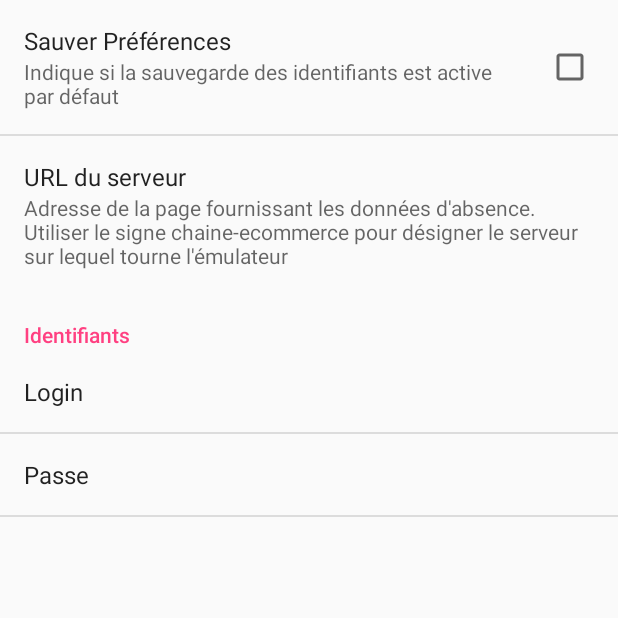
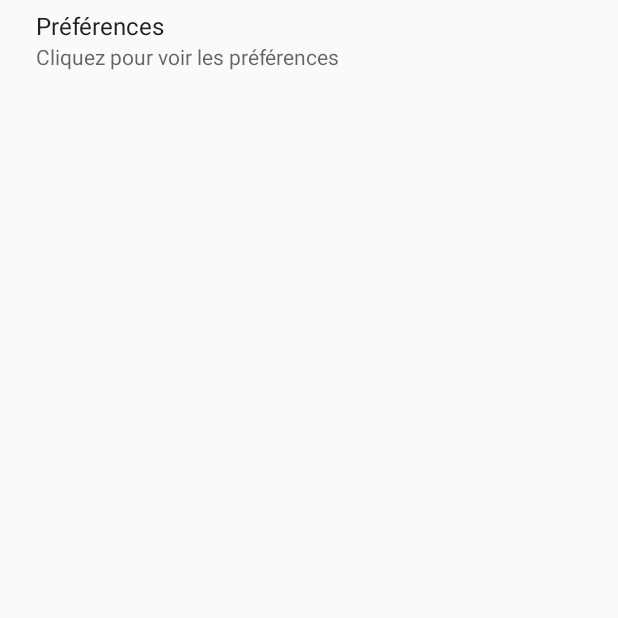
Before and after one commit to QuentinMarescaux/Kiwi-Chat, an Android app: the SettingsActivity screen opened directly, with no data from a screen before it, on a phone screen of 412 x 824 dp, the top half of it. Run offline under Robolectric (Android 15) with nearby library versions, the phone set to English and light mode, and no system bars.

Commit message:
use fragments for the preferences

```diff
--- a/app/src/main/AndroidManifest.xml
+++ b/app/src/main/AndroidManifest.xml
@@ -14,9 +14,10 @@
         android:supportsRtl="true"
         android:theme="@style/AppTheme"
         android:usesCleartextTraffic="true">
+
         <activity android:name=".ChoixConvActivity"></activity>
         <activity android:name=".ShowConvActivity"></activity>
-        <activity android:name=".SettingsActivity" />
+        <activity android:name=".SettingsActivity" android:label="Preferences"></activity>
         <activity android:name=".LoginActivity">
             <intent-filter>
                 <action android:name="android.intent.action.MAIN" />
--- a/app/src/main/java/com/example/chat2i/LoginActivity.java
+++ b/app/src/main/java/com/example/chat2i/LoginActivity.java
@@ -157,8 +157,9 @@ public class LoginActivity extends AppCompatActivity implements View.OnClickList
     @Override
     public boolean onOptionsItemSelected(MenuItem item) {
         switch (item.getItemId()) {
-            case R.id.action_settings : gs.alerter("preferences");
-            // afficher l'activité "préférences"
+            case R.id.action_settings :
+                gs.alerter("preferences");
+                // afficher l'activité "préférences"
                 Intent toSettings = new Intent(this,SettingsActivity.class);
                 startActivity(toSettings);
             break ;
--- a/app/src/main/java/com/example/chat2i/SettingsActivity.java
+++ b/app/src/main/java/com/example/chat2i/SettingsActivity.java
@@ -3,18 +3,17 @@ package com.example.chat2i;
 import android.os.Bundle;
 import android.preference.PreferenceActivity;
 
+import java.util.List;
+
 public class SettingsActivity extends PreferenceActivity {
 
-    // A déclarer dans le MANIFESTE !
-    // Cf. <activity android:name=".SettingsActivity"></activity>
-    // dans la balise <application>
-
+    @Override
+    public void onBuildHeaders(List<Header> target) {
+        loadHeadersFromResource(R.xml.preferences_headers, target);
+    }
 
     @Override
-    protected void onCreate(Bundle savedInstanceState) {
-        super.onCreate(savedInstanceState);
-        //TODO: Utiliser des fragments plutot qu'une activité 'préférences'
-        //noinspection deprecation
-        addPreferencesFromResource(R.xml.preferences);
+    protected boolean isValidFragment(String fragmentName) {
+        return SettingsFragment.class.getName().equals(fragmentName);
     }
 }
--- a/app/src/main/res/menu/menu.xml
+++ b/app/src/main/res/menu/menu.xml
@@ -12,5 +12,4 @@
         android:showAsAction="never"
         android:title="@string/action_account"/>
 
-
 </menu>
--- a/app/src/main/res/xml/preferences.xml
+++ b/app/src/main/res/xml/preferences.xml
@@ -1,11 +1,12 @@
 <?xml version="1.0" encoding="UTF-8"?>
 <PreferenceScreen xmlns:android="http://schemas.android.com/apk/res/android">
 
+    <CheckBoxPreference android:key="remember" android:title="Sauver Préférences" android:summary="Indique si la sauvegarde des identifiants est active par défaut" android:defaultValue="true"/>
+    <EditTextPreference android:title="URL du serveur" android:key="urlData" android:defaultValue="http://chaire-ecommerce.ec-lille.fr/ime5/data.php" android:summary="Adresse de la page fournissant les données d'absence. Utiliser le site chaine-ecommerce pour désigner le serveur sur lequel tourne l'api"/>
 
-    <CheckBoxPreference android:key="remember" android:title="Sauver Préférences" android:summary="Indique si la sauvegarde des identifiants est active par défaut" android:defaultValue="true"/>
-    <EditTextPreference android:title="URL du serveur" android:key="urlData" android:defaultValue="http://chaire-ecommerce.ec-lille.fr/ime5/data.php" android:summary="Adresse de la page fournissant les données d'absence. Utiliser le signe chaine-ecommerce pour désigner le serveur sur lequel tourne l'émulateur"/>
     <PreferenceCategory android:key="identifiants" android:title="Identifiants" android:summary="Saisie des identifiants utilisateur">
         <EditTextPreference android:title="Login" android:key="login" android:defaultValue=""/>
         <EditTextPreference android:title="Passe" android:key="passe" android:defaultValue=""/>
-        </PreferenceCategory>
+    </PreferenceCategory>
+
 </PreferenceScreen>
--- /dev/null
+++ b/app/src/main/res/xml/preferences_headers.xml
@@ -0,0 +1,9 @@
+<?xml version="1.0" encoding="utf-8"?>
+<preference-headers xmlns:android="http://schemas.android.com/apk/res/android">
+
+    <header
+        android:fragment="com.example.chat2i.SettingsFragment"
+        android:title="@string/preferences"
+        android:summary="Cliquez pour voir les préférences" />
+
+</preference-headers>
```
Also changed, not shown: app/src/main/java/com/example/chat2i/SettingsFragment.java (added, +13 -0 lines).
